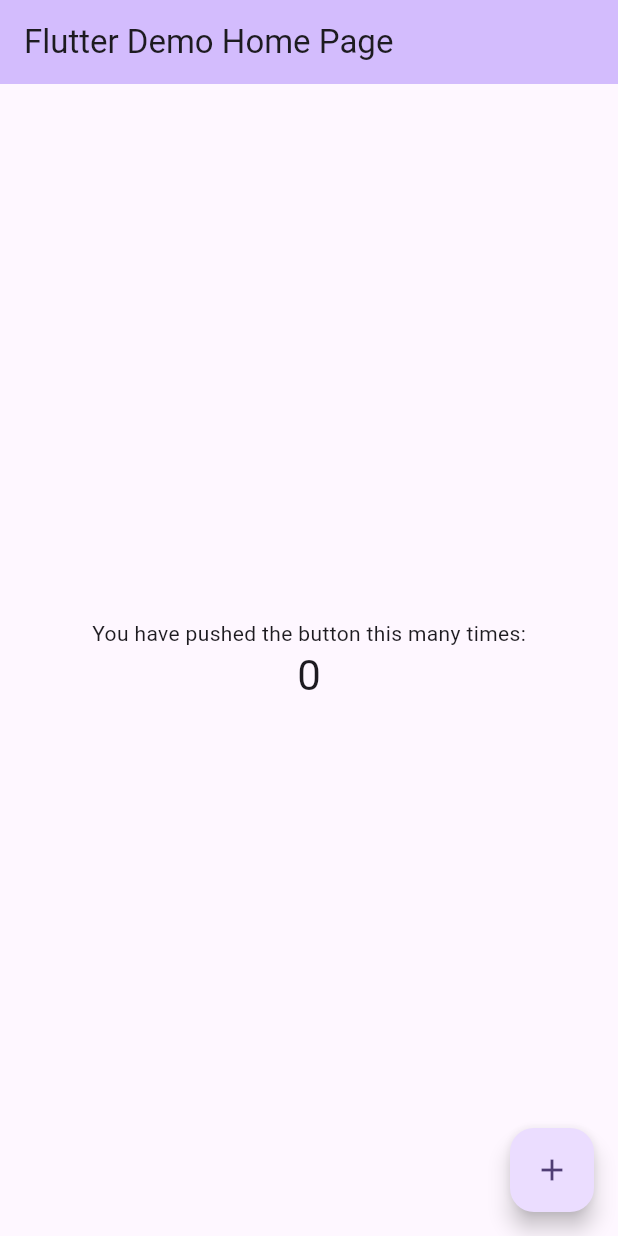
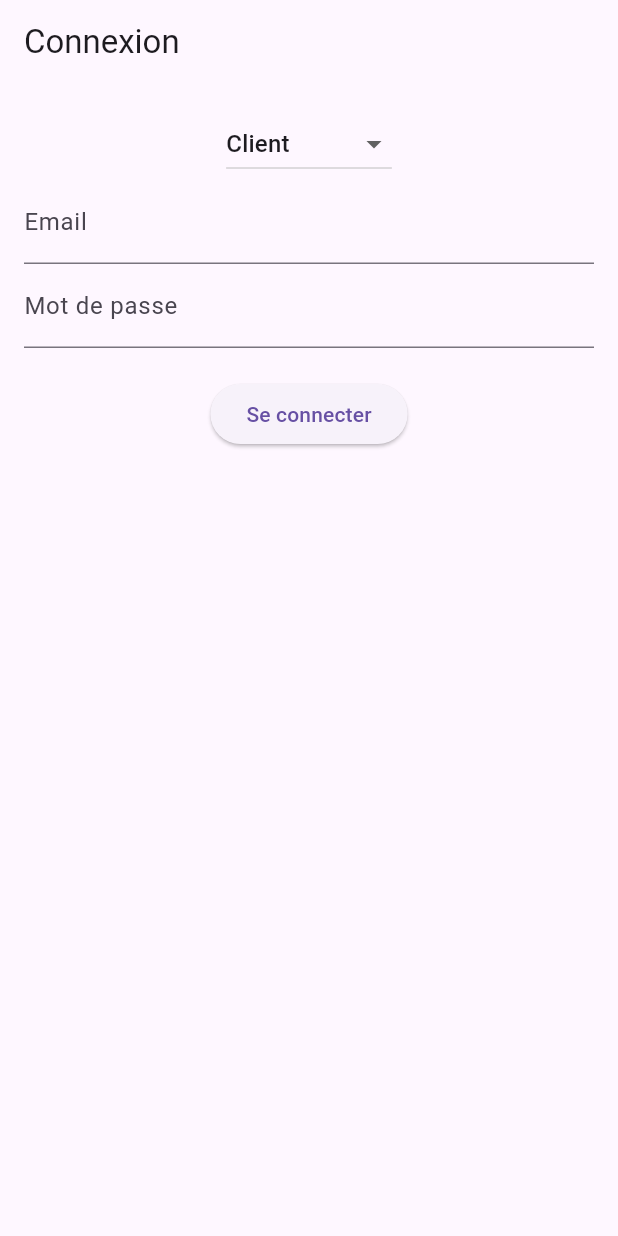
Before and after one commit to yamdev07/Mnet, a Flutter app: the screen it shows after launch, on a phone screen of 412 x 824 dp. Run offline on Flutter 3.47's test engine with Material 3 defaults, Android fonts, the phone set to English and light mode, and no system bars.

Commit message:
add logique structure

```diff
--- a/lib/main.dart
+++ b/lib/main.dart
@@ -1,125 +1,22 @@
 import 'package:flutter/material.dart';
+import 'views/auth/login_page.dart';
 
 void main() {
-  runApp(const MyApp());
+  runApp(const AgricultureMarketplace());
 }
 
-class MyApp extends StatelessWidget {
-  const MyApp({super.key});
+class AgricultureMarketplace extends StatelessWidget {
+  const AgricultureMarketplace({super.key});
 
-  // This widget is the root of your application.
   @override
   Widget build(BuildContext context) {
     return MaterialApp(
-      title: 'Flutter Demo',
+      title: 'Marketplace Agricole',
+      debugShowCheckedModeBanner: false,
       theme: ThemeData(
-        // This is the theme of your application.
-        //
-        // TRY THIS: Try running your application with "flutter run". You'll see
-        // the application has a purple toolbar. Then, without quitting the app,
-        // try changing the seedColor in the colorScheme below to Colors.green
-        // and then invoke "hot reload" (save your changes or press the "hot
-        // reload" button in a Flutter-supported IDE, or press "r" if you used
-        // the command line to start the app).
-        //
-        // Notice that the counter didn't reset back to zero; the application
-        // state is not lost during the reload. To reset the state, use hot
-        // restart instead.
-        //
-        // This works for code too, not just values: Most code changes can be
-        // tested with just a hot reload.
-        colorScheme: ColorScheme.fromSeed(seedColor: Colors.deepPurple),
-        useMaterial3: true,
+        primarySwatch: Colors.green,
       ),
-      home: const MyHomePage(title: 'Flutter Demo Home Page'),
+      home: const LoginPage(),
     );
   }
 }
-
-class MyHomePage extends StatefulWidget {
-  const MyHomePage({super.key, required this.title});
-
-  // This widget is the home page of your application. It is stateful, meaning
-  // that it has a State object (defined below) that contains fields that affect
-  // how it looks.
-
-  // This class is the configuration for the state. It holds the values (in this
-  // case the title) provided by the parent (in this case the App widget) and
-  // used by the build method of the State. Fields in a Widget subclass are
-  // always marked "final".
-
-  final String title;
-
-  @override
-  State<MyHomePage> createState() => _MyHomePageState();
-}
-
-class _MyHomePageState extends State<MyHomePage> {
-  int _counter = 0;
-
-  void _incrementCounter() {
-    setState(() {
-      // This call to setState tells the Flutter framework that something has
-      // changed in this State, which causes it to rerun the build method below
-      // so that the display can reflect the updated values. If we changed
-      // _counter without calling setState(), then the build method would not be
-      // called again, and so nothing would appear to happen.
-      _counter++;
-    });
-  }
-
-  @override
-  Widget build(BuildContext context) {
-    // This method is rerun every time setState is called, for instance as done
-    // by the _incrementCounter method above.
-    //
-    // The Flutter framework has been optimized to make rerunning build methods
-    // fast, so that you can just rebuild anything that needs updating rather
-    // than having to individually change instances of widgets.
-    return Scaffold(
-      appBar: AppBar(
-        // TRY THIS: Try changing the color here to a specific color (to
-        // Colors.amber, perhaps?) and trigger a hot reload to see the AppBar
-        // change color while the other colors stay the same.
-        backgroundColor: Theme.of(context).colorScheme.inversePrimary,
-        // Here we take the value from the MyHomePage object that was created by
-        // the App.build method, and use it to set our appbar title.
-        title: Text(widget.title),
-      ),
-      body: Center(
-        // Center is a layout widget. It takes a single child and positions it
-        // in the middle of the parent.
-        child: Column(
-          // Column is also a layout widget. It takes a list of children and
-          // arranges them vertically. By default, it sizes itself to fit its
-          // children horizontally, and tries to be as tall as its parent.
-          //
-          // Column has various properties to control how it sizes itself and
-          // how it positions its children. Here we use mainAxisAlignment to
-          // center the children vertically; the main axis here is the vertical
-          // axis because Columns are vertical (the cross axis would be
-          // horizontal).
-          //
-          // TRY THIS: Invoke "debug painting" (choose the "Toggle Debug Paint"
-          // action in the IDE, or press "p" in the console), to see the
-          // wireframe for each widget.
-          mainAxisAlignment: MainAxisAlignment.center,
-          children: <Widget>[
-            const Text(
-              'You have pushed the button this many times:',
-            ),
-            Text(
-              '$_counter',
-              style: Theme.of(context).textTheme.headlineMedium,
-            ),
-          ],
-        ),
-      ),
-      floatingActionButton: FloatingActionButton(
-        onPressed: _incrementCounter,
-        tooltip: 'Increment',
-        child: const Icon(Icons.add),
-      ), // This trailing comma makes auto-formatting nicer for build methods.
-    );
-  }
-}
--- /dev/null
+++ b/lib/views/auth/login_page.dart
@@ -0,0 +1,70 @@
+import 'package:flutter/material.dart';
+import '../client/home_client.dart';
+import '../fournisseur/home_fournisseur.dart';
+
+class LoginPage extends StatefulWidget {
+  const LoginPage({super.key});
+
+  @override
+  State<LoginPage> createState() => _LoginPageState();
+}
+
+class _LoginPageState extends State<LoginPage> {
+  final emailCtrl = TextEditingController();
+  final passCtrl = TextEditingController();
+  String role = "client";
+
+  @override
+  Widget build(BuildContext context) {
+    return Scaffold(
+      appBar: AppBar(title: const Text("Connexion")),
+      body: Padding(
+        padding: const EdgeInsets.all(16),
+        child: Column(
+          children: [
+            DropdownButton<String>(
+              value: role,
+              items: const [
+                DropdownMenuItem(value: "client", child: Text("Client")),
+                DropdownMenuItem(value: "fournisseur", child: Text("Fournisseur")),
+              ],
+              onChanged: (value) {
+                setState(() => role = value!);
+              },
+            ),
+
+            TextField(
+              controller: emailCtrl,
+              decoration: const InputDecoration(labelText: "Email"),
+            ),
+
+            TextField(
+              controller: passCtrl,
+              obscureText: true,
+              decoration: const InputDecoration(labelText: "Mot de passe"),
+            ),
+
+            const SizedBox(height: 20),
+
+            ElevatedButton(
+              onPressed: () {
+                if (role == "client") {
+                  Navigator.push(
+                    context,
+                    MaterialPageRoute(builder: (_) => const HomeClient()),
+                  );
+                } else {
+                  Navigator.push(
+                    context,
+                    MaterialPageRoute(builder: (_) => const HomeFournisseur()),
+                  );
+                }
+              },
+              child: const Text("Se connecter"),
+            )
+          ],
+        ),
+      ),
+    );
+  }
+}
```
Also changed, not shown: lib/views/client/home_client.dart (added, +13 -0 lines), lib/views/fournisseur/home_fournisseur.dart (added, +17 -0 lines), 1 other file.
